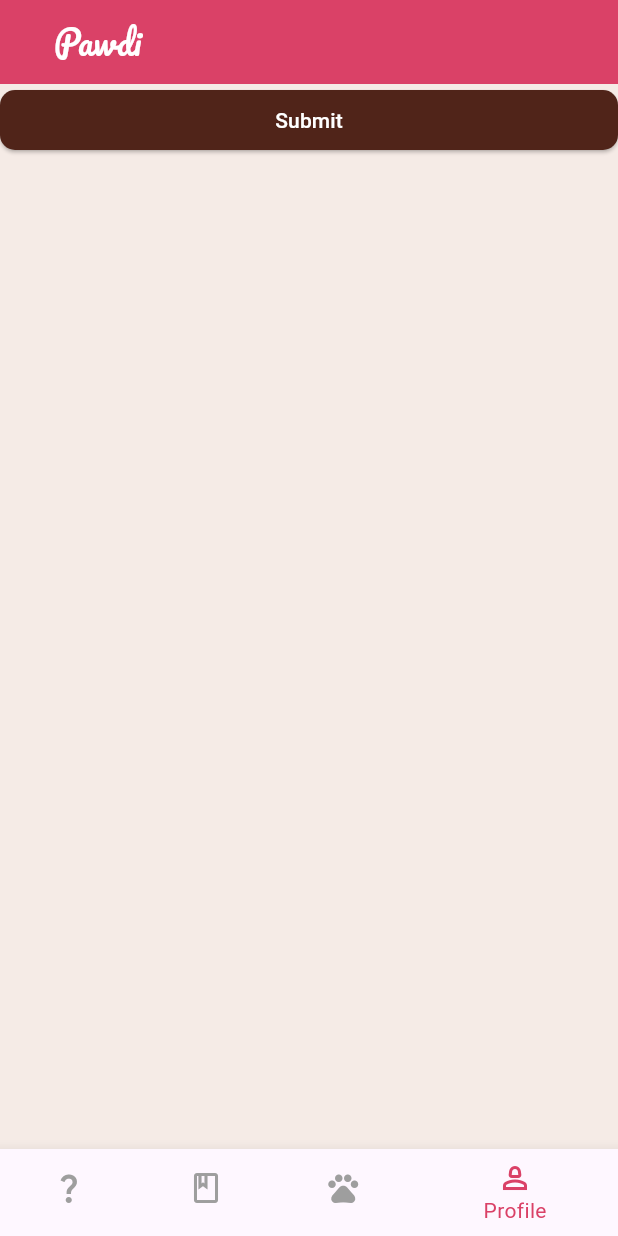
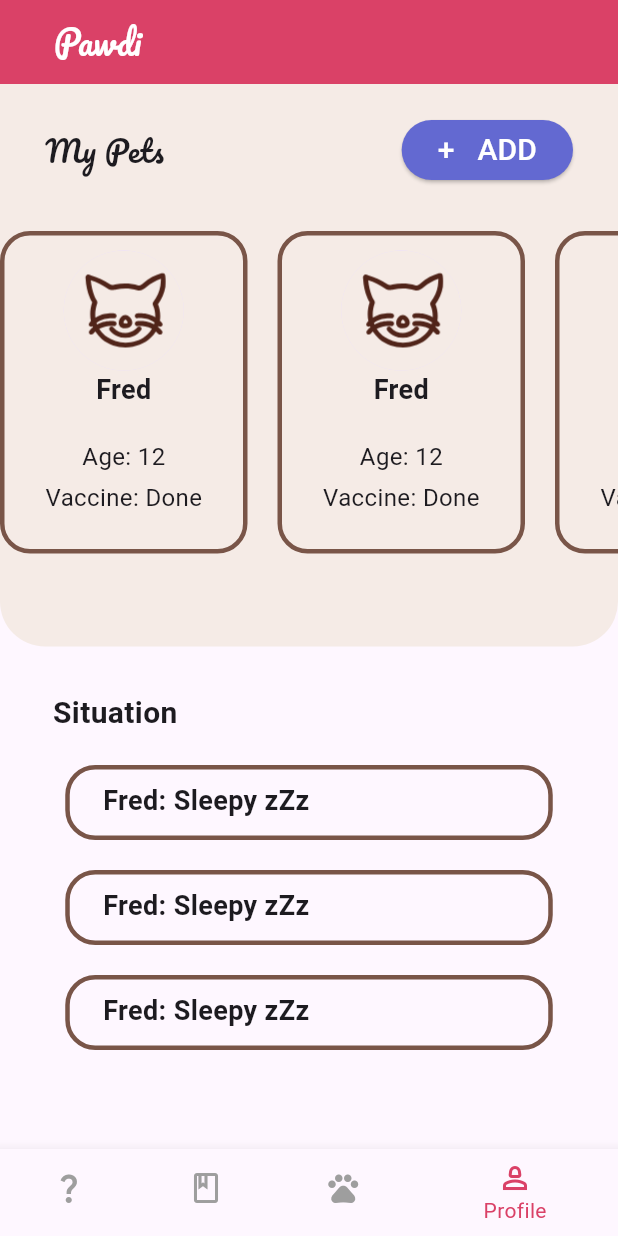
Before and after one commit to Dsoylular/bootcampGoogle, a Flutter app: the screen it shows after launch, item 4 of the bottom bar chosen, on a phone screen of 412 x 824 dp. Run offline on Flutter 3.47's test engine with Material 3 defaults, Android fonts, the phone set to English and light mode, and no system bars.

Commit message:
petCard.dart and infoCards.dart added. MyPets build design started. Scrollables done, not connected to backend

```diff
--- a/lib/MainPage.dart
+++ b/lib/MainPage.dart
@@ -1,4 +1,7 @@
 import 'package:bootcamp_google/appColors.dart';
+import 'package:bootcamp_google/helperWidgets/infoCards.dart';
+import 'package:bootcamp_google/helperWidgets/petCard.dart';
+import 'package:flutter/cupertino.dart';
 import 'package:flutter/material.dart';
 
 class MainPage extends StatefulWidget {
@@ -9,7 +12,7 @@ class MainPage extends StatefulWidget {
 }
 
 class _MainPageState extends State<MainPage> {
-  int _selectedIndex = 1;
+  int _selectedIndex = 2;
 
   @override
   Widget build(BuildContext context) {
@@ -31,7 +34,7 @@ class _MainPageState extends State<MainPage> {
           ],
         ),
       ),
-      body: buildMainPage(),
+      body: buildMyPets(),
       bottomNavigationBar: BottomNavigationBar(
         items: const <BottomNavigationBarItem>[
           BottomNavigationBarItem(
@@ -66,28 +69,81 @@ class _MainPageState extends State<MainPage> {
     });
   }
 
-  Widget buildMainPage() {
-    return Container(
+  Widget buildMyPets() {
+    return Column(
+      children: [
+        Container(
+          height: 375,
+          width: double.infinity,
+          decoration: BoxDecoration(
             color: cream,
-      width: double.infinity,
+            borderRadius: const BorderRadius.only(
+              bottomLeft: Radius.circular(30),
+              bottomRight: Radius.circular(30),
+            ),
+          ),
           child: Column(
             crossAxisAlignment: CrossAxisAlignment.stretch,
             children: [
+              const SizedBox(height: 20),
+              Row(
+                children: [
+                  const SizedBox(width: 30),
+                  const Text(
+                    "My Pets",
+                    style: TextStyle(
+                      fontSize: 20,
+                      fontFamily: 'Pacifico',
+                    ),
+                  ),
+                  const Spacer(),
                   ElevatedButton(
-            onPressed: () {},
-            child: Text(
-              "Submit",
-              style: TextStyle(color: white),
+                    onPressed: () {
+                      print("Clicked ADD"); // TODO: Connect with backend
+                    },
+                    style: ElevatedButton.styleFrom(
+                      backgroundColor: darkBlue,
+                      shape: RoundedRectangleBorder(
+                        borderRadius: BorderRadius.circular(20),
                       ),
-            style: ElevatedButton.styleFrom(
-              backgroundColor: brown,
-              shape: RoundedRectangleBorder(
-                borderRadius: BorderRadius.circular(10),
                     ),
+                    child: const Text(
+                      "+   ADD",
+                      style: TextStyle(
+                        fontSize: 20,
+                        color: Colors.white,
+                      ),
+                    ),
+                  ),
+                  const SizedBox(width: 30),
+                ],
+              ),
+              const SizedBox(height: 30),
+              PetCard(),
+            ],
+          ),
+        ),
+        const SizedBox(height: 30),
+        Column(
+          children: [
+            const Row(
+              children: [
+                SizedBox(width: 30),
+                Text(
+                  " Situation",
+                  style: TextStyle(
+                    fontWeight: FontWeight.bold,
+                    fontSize: 20,
                   ),
                 ),
               ],
             ),
+            const SizedBox(height: 20),
+            InfoCard(),
+          ],
+        ),
+      ],
     );
   }
+
 }
--- /dev/null
+++ b/lib/helperWidgets/infoCards.dart
@@ -0,0 +1,45 @@
+import 'package:flutter/material.dart';
+
+Widget InfoCard() {
+  return GestureDetector(
+    onTap: () {
+      print("Directing to pet page"); // TODO: Connect to page
+    },
+    child: SizedBox(
+      height: 215,
+      child: SingleChildScrollView(
+        scrollDirection: Axis.vertical,
+        child: Column(
+          crossAxisAlignment: CrossAxisAlignment.start,
+          children: List.generate(3, (index) {
+            return Padding(
+              padding: const EdgeInsets.only(bottom: 20),
+              child: Container(
+                width: 325,
+                height: 50,
+                padding: const EdgeInsets.all(8),
+                decoration: BoxDecoration(
+                  border: Border.all(color: Colors.brown, width: 3),
+                  borderRadius: BorderRadius.circular(20),
+                ),
+                child: const Column(
+                  mainAxisSize: MainAxisSize.min,
+                  crossAxisAlignment: CrossAxisAlignment.start, // Align text to the left
+                  children: [
+                    Text(
+                      '   Fred: Sleepy zZz', // TODO: Connect with backend
+                      style: TextStyle(
+                        fontWeight: FontWeight.bold,
+                        fontSize: 18,
+                      ),
+                    ),
+                  ],
+                ),
+              ),
+            );
+          }),
+        ),
+      ),
+    ),
+  );
+}
--- /dev/null
+++ b/lib/helperWidgets/petCard.dart
@@ -0,0 +1,61 @@
+import 'package:flutter/material.dart';
+
+Widget PetCard() {
+  return GestureDetector(
+    onTap: () {
+      print("Directing to pet page"); // TODO: Connect to page
+    },
+    child: SizedBox(
+      height: 215,
+      child: SingleChildScrollView(
+        scrollDirection: Axis.horizontal,
+        child: Row(
+          children: List.generate(3, (index) {
+            return Padding(
+              padding: const EdgeInsets.only(right: 20),
+              child: Container(
+                width: 165,
+                height: 215,
+                padding: const EdgeInsets.all(10),
+                decoration: BoxDecoration(
+                  border: Border.all(color: Colors.brown, width: 3),
+                  borderRadius: BorderRadius.circular(20),
+                ),
+                child: const Column(
+                  mainAxisSize: MainAxisSize.min,
+                  children: [
+                    CircleAvatar(
+                      radius: 40,
+                      backgroundImage: AssetImage('assets/images/kediIcon.png'), // TODO: Connect with backend
+                    ),
+                    Text(
+                      'Fred', // TODO: Connect with backend
+                      style: TextStyle(
+                        fontWeight: FontWeight.bold,
+                        fontSize: 18,
+                      ),
+                    ),
+                    SizedBox(height: 20),
+                    Text(
+                      'Age: 12', // TODO: Connect with backend
+                      style: TextStyle(
+                        fontSize: 16,
+                      ),
+                    ),
+                    SizedBox(height: 4),
+                    Text(
+                      'Vaccine: Done', // TODO: Connect with backend
+                      style: TextStyle(
+                        fontSize: 16,
+                      ),
+                    ),
+                  ],
+                ),
+              ),
+            );
+          }),
+        ),
+      ),
+    ),
+  );
+}
--- a/pubspec.yaml
+++ b/pubspec.yaml
@@ -23,6 +23,9 @@ dev_dependencies:
 
 flutter:
 
+  assets:
+    - assets/images/kediIcon.png
+
   uses-material-design: true
 
   fonts:
```
Also changed, not shown: assets/images/kediIcon.png (added). Lines whose indentation alone changed are shown as unchanged.
